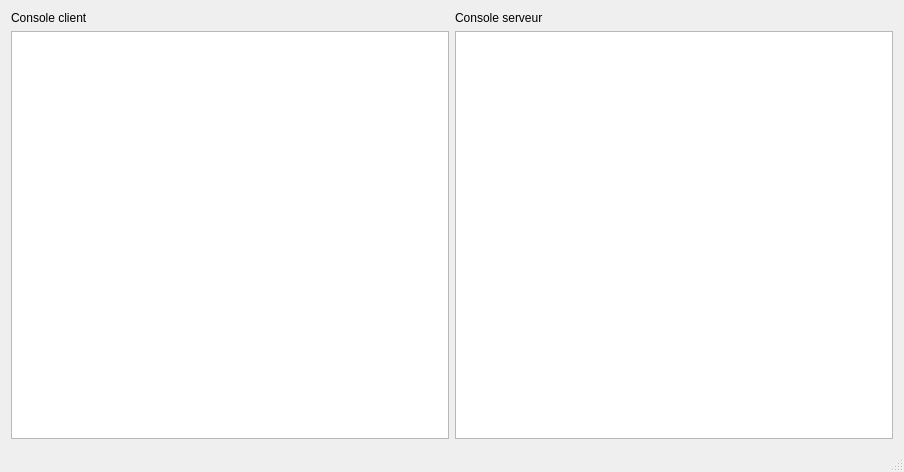
First picture: the form in src/ui/fenprincipale.ui, repository Zxb12/Timeline, before the edit.
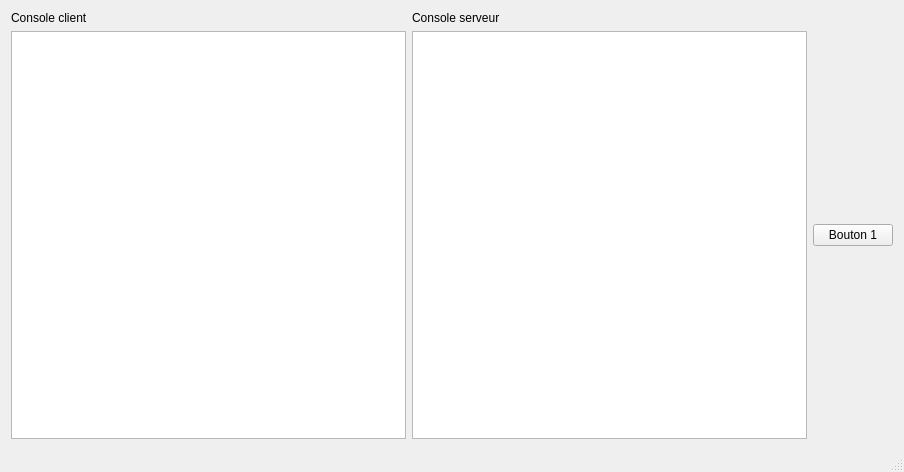
Second picture: the form after the edit.

```diff
--- a/src/ui/fenprincipale.ui
+++ b/src/ui/fenprincipale.ui
@@ -59,6 +59,13 @@
       </property>
      </widget>
     </item>
+    <item row="1" column="2">
+     <widget class="QPushButton" name="btn1">
+      <property name="text">
+       <string>Bouton 1</string>
+      </property>
+     </widget>
+    </item>
    </layout>
   </widget>
   <widget class="QMenuBar" name="menuBar">
```
